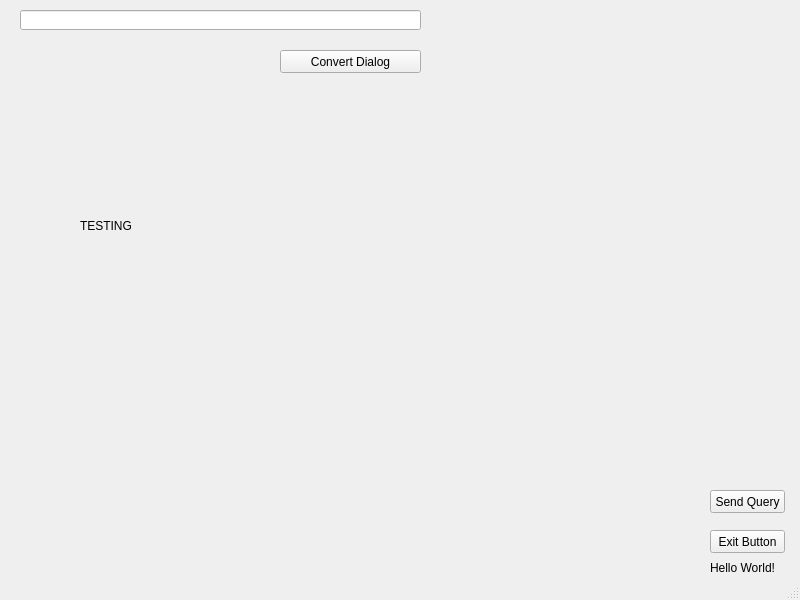
This is mainwindow.ui in noegoman100/MouthamaticCppQt as Qt 5 draws it before an edit. The edited form follows.
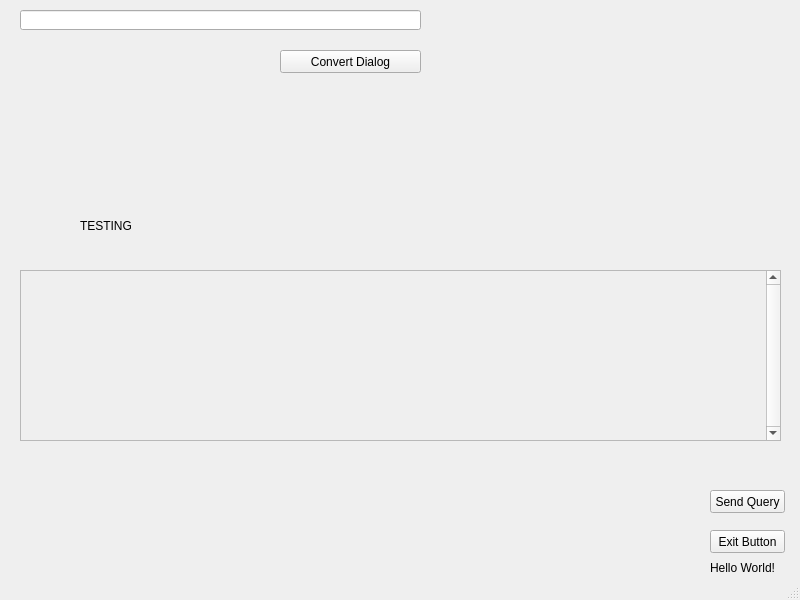
This is the edited form.

Commit message: Working. Playing with Scroll Area filled with images.

```diff
--- a/mainwindow.ui
+++ b/mainwindow.ui
@@ -89,6 +89,32 @@
      <string>TESTING</string>
     </property>
    </widget>
+   <widget class="QScrollArea" name="imageScrollArea">
+    <property name="geometry">
+     <rect>
+      <x>20</x>
+      <y>270</y>
+      <width>761</width>
+      <height>171</height>
+     </rect>
+    </property>
+    <property name="verticalScrollBarPolicy">
+     <enum>Qt::ScrollBarAlwaysOn</enum>
+    </property>
+    <property name="widgetResizable">
+     <bool>true</bool>
+    </property>
+    <widget class="QWidget" name="scrollAreaWidgetContents">
+     <property name="geometry">
+      <rect>
+       <x>0</x>
+       <y>0</y>
+       <width>742</width>
+       <height>169</height>
+      </rect>
+     </property>
+    </widget>
+   </widget>
   </widget>
   <widget class="QStatusBar" name="statusbar"/>
  </widget>
```
The commit also changes 5 other files.
